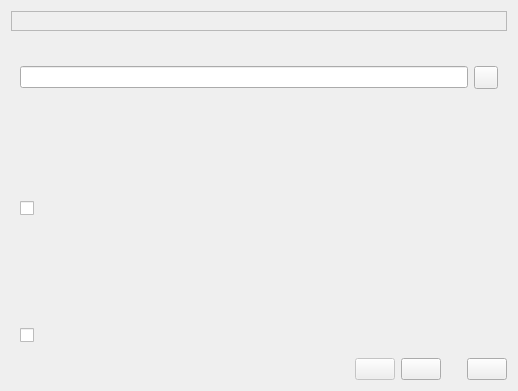
Before: the Qt Designer form First_Start_Wizard.ui in qunying/aqemu-old, drawn with Qt 5.
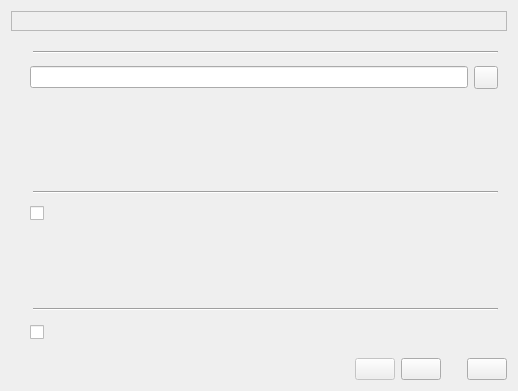
After: the same form once the commit is applied. The open tabs and pages were chosen to show the change. Icons and pictures are not drawn.

Commit message: Improve Device Manager, Added QEMU 0.13 support, GUI restyling

The edit to the form file:
```diff
--- a/First_Start_Wizard.ui
+++ b/First_Start_Wizard.ui
@@ -100,13 +100,19 @@
        </item>
       </layout>
      </widget>
-     <widget class="QWidget" name="General_Settings_Page" >
-      <layout class="QGridLayout" name="gridLayout_4" >
-       <item row="0" column="0" >
-        <layout class="QGridLayout" name="gridLayout_3" >
-         <item row="0" column="0" >
-          <widget class="QLabel" name="Label_VM_Dir" >
-           <property name="text" >
+     <widget class="QWidget" name="General_Settings_Page">
+      <layout class="QVBoxLayout" name="verticalLayout_2">
+       <item>
+        <layout class="QHBoxLayout" name="horizontalLayout_5">
+         <item>
+          <widget class="QLabel" name="Label_VM_Dir">
+           <property name="sizePolicy">
+            <sizepolicy hsizetype="Maximum" vsizetype="Preferred">
+             <horstretch>0</horstretch>
+             <verstretch>0</verstretch>
+            </sizepolicy>
+           </property>
+           <property name="text">
             <string/>
            </property>
            <property name="wordWrap" >
@@ -114,12 +120,26 @@
            </property>
           </widget>
          </item>
-         <item row="1" column="0" >
-          <widget class="QLineEdit" name="Edit_VM_Dir" />
+         <item>
+          <widget class="Line" name="line_2">
+           <property name="orientation">
+            <enum>Qt::Horizontal</enum>
+           </property>
+          </widget>
          </item>
-         <item row="1" column="1" >
-          <widget class="QToolButton" name="TB_Browse_VM_Dir" >
-           <property name="text" >
+        </layout>
+       </item>
+       <item>
+        <layout class="QHBoxLayout" name="horizontalLayout_3">
+         <property name="leftMargin">
+          <number>10</number>
+         </property>
+         <item>
+          <widget class="QLineEdit" name="Edit_VM_Dir"/>
+         </item>
+         <item>
+          <widget class="QToolButton" name="TB_Browse_VM_Dir">
+           <property name="text">
             <string/>
            </property>
            <property name="icon" >
@@ -130,9 +150,9 @@
          </item>
         </layout>
        </item>
-       <item row="1" column="0" >
-        <spacer name="verticalSpacer" >
-         <property name="orientation" >
+       <item>
+        <spacer name="verticalSpacer">
+         <property name="orientation">
           <enum>Qt::Vertical</enum>
          </property>
          <property name="sizeHint" stdset="0" >
@@ -143,11 +163,17 @@
          </property>
         </spacer>
        </item>
-       <item row="2" column="0" >
-        <layout class="QVBoxLayout" name="verticalLayout" >
+       <item>
+        <layout class="QHBoxLayout" name="horizontalLayout_4">
          <item>
-          <widget class="QLabel" name="Label_Device_Manager" >
-           <property name="text" >
+          <widget class="QLabel" name="Label_Device_Manager">
+           <property name="sizePolicy">
+            <sizepolicy hsizetype="Maximum" vsizetype="Preferred">
+             <horstretch>0</horstretch>
+             <verstretch>0</verstretch>
+            </sizepolicy>
+           </property>
+           <property name="text">
             <string/>
            </property>
            <property name="wordWrap" >
@@ -156,32 +182,52 @@
           </widget>
          </item>
          <item>
-          <widget class="QCheckBox" name="CH_Device_Manager" >
-           <property name="text" >
-            <string/>
+          <widget class="Line" name="line">
+           <property name="orientation">
+            <enum>Qt::Horizontal</enum>
            </property>
           </widget>
          </item>
         </layout>
        </item>
-       <item row="3" column="0" >
-        <spacer name="verticalSpacer_2" >
-         <property name="orientation" >
-          <enum>Qt::Vertical</enum>
+       <item>
+        <layout class="QVBoxLayout" name="verticalLayout">
+         <property name="leftMargin">
+          <number>10</number>
          </property>
-         <property name="sizeHint" stdset="0" >
-          <size>
-           <width>20</width>
-           <height>23</height>
-          </size>
-         </property>
-        </spacer>
+         <item>
+          <widget class="QCheckBox" name="CH_Device_Manager">
+           <property name="text">
+            <string/>
+           </property>
+          </widget>
+         </item>
+         <item>
+          <spacer name="verticalSpacer_2">
+           <property name="orientation">
+            <enum>Qt::Vertical</enum>
+           </property>
+           <property name="sizeHint" stdset="0">
+            <size>
+             <width>20</width>
+             <height>23</height>
+            </size>
+           </property>
+          </spacer>
+         </item>
+        </layout>
        </item>
-       <item row="4" column="0" >
-        <layout class="QVBoxLayout" name="verticalLayout_2" >
+       <item>
+        <layout class="QHBoxLayout" name="horizontalLayout_6">
          <item>
-          <widget class="QLabel" name="Label_Embedded_VNC" >
-           <property name="text" >
+          <widget class="QLabel" name="Label_Embedded_VNC">
+           <property name="sizePolicy">
+            <sizepolicy hsizetype="Maximum" vsizetype="Preferred">
+             <horstretch>0</horstretch>
+             <verstretch>0</verstretch>
+            </sizepolicy>
+           </property>
+           <property name="text">
             <string/>
            </property>
            <property name="wordWrap" >
@@ -190,12 +236,42 @@
           </widget>
          </item>
          <item>
-          <widget class="QCheckBox" name="CH_Embedded_VNC" >
-           <property name="text" >
+          <widget class="Line" name="line_3">
+           <property name="orientation">
+            <enum>Qt::Horizontal</enum>
+           </property>
+          </widget>
+         </item>
+        </layout>
+       </item>
+       <item>
+        <layout class="QHBoxLayout" name="horizontalLayout_7">
+         <property name="leftMargin">
+          <number>10</number>
+         </property>
+         <item>
+          <widget class="QCheckBox" name="CH_Embedded_VNC">
+           <property name="text">
             <string/>
            </property>
           </widget>
          </item>
+         <item>
+          <spacer name="horizontalSpacer_4">
+           <property name="orientation">
+            <enum>Qt::Horizontal</enum>
+           </property>
+           <property name="sizeType">
+            <enum>QSizePolicy::Ignored</enum>
+           </property>
+           <property name="sizeHint" stdset="0">
+            <size>
+             <width>40</width>
+             <height>20</height>
+            </size>
+           </property>
+          </spacer>
+         </item>
         </layout>
        </item>
       </layout>
```
Left out of the diff: 205 changed lines with no effect on the pictures. The commit also changes 21 other files.
